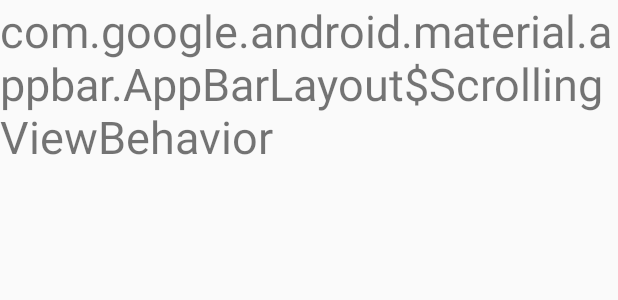
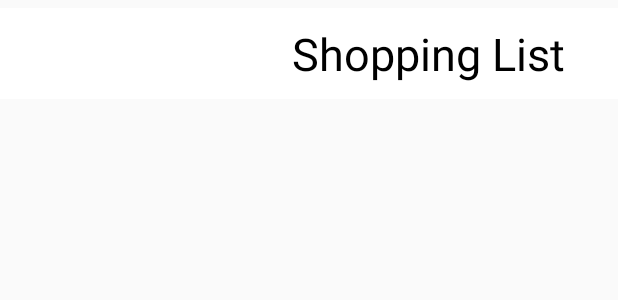
Before and after one commit to anwaysomani/Listiva, an Android app: the layout fragment_shopping_list.xml on its own in the app's theme, with its tools: preview values and no code run, on a phone screen of 412 x 824 dp. Shown: the top 300 px of the screen. Run offline under Robolectric (Android 15) with nearby library versions, the light colour scheme and no system bars.

Commit message:
Update-4

```diff
--- a/Listiva/app/src/main/res/layout/activity_main.xml
+++ b/Listiva/app/src/main/res/layout/activity_main.xml
@@ -15,7 +15,7 @@
         android:background="@color/absoluteWhite"
         android:minHeight="?attr/actionBarSize"
         android:theme="@style/ThemeOverlay.AppCompat.Light"
-        app:tabBackground="@color/absoluteBlack"
+        app:tabBackground="@color/darkBlue"
         app:tabIndicatorColor="@color/absoluteWhite"
         app:tabSelectedTextColor="@color/sweetYellow"
         app:tabTextColor="@color/absoluteWhite" />
--- a/Listiva/app/src/main/res/layout/fragment_shopping_list.xml
+++ b/Listiva/app/src/main/res/layout/fragment_shopping_list.xml
@@ -7,10 +7,18 @@
     tools:context=".ShoppingList">
 
     <TextView
+        android:id="@+id/title"
         android:layout_width="match_parent"
         android:layout_height="wrap_content"
         android:textSize="30sp"
-        android:text="@string/appbar_scrolling_view_behavior"
+        android:text="@string/featureName1"
+        android:padding="10dp"
+        android:background="@color/absoluteWhite"
+        android:textColor="@color/absoluteBlack"
+        android:fontFamily="Cursive"
+        android:layout_marginTop="5dp"
+        android:textAlignment="viewEnd"
+        android:paddingEnd="35dp"
         />
 
 </RelativeLayout>
--- a/Listiva/app/src/main/res/values/colors.xml
+++ b/Listiva/app/src/main/res/values/colors.xml
@@ -8,4 +8,6 @@
     <color name="absoluteBlack">#000</color>
     <color name="absoluteWhite">#FFF</color>
     <color name="sweetYellow">#EEEA06</color>
+    <color name="runningBlue">#AD1197F1</color>
+    <color name="darkBlue">#F2061EF3</color>
 </resources>
--- a/Listiva/app/src/main/res/values/strings.xml
+++ b/Listiva/app/src/main/res/values/strings.xml
@@ -1,6 +1,9 @@
 <resources>
     <string name="app_name">Listiva</string>
 
-    <!-- TODO: Remove or change this placeholder text -->
     <string name="hello_blank_fragment">Hello blank fragment</string>
+
+    <!-- Custom -->
+    <string name="featureName1">Shopping List</string>
+    <string name="featureName2">Add Multiple Items</string>
 </resources>
--- a/Listiva/app/src/main/res/values/styles.xml
+++ b/Listiva/app/src/main/res/values/styles.xml
@@ -3,8 +3,8 @@
     <!-- Base application theme. -->
     <style name="AppTheme" parent="Theme.AppCompat.Light.NoActionBar">
         <!-- Customize your theme here. -->
-        <item name="colorPrimary">@color/colorPrimary</item>
-        <item name="colorPrimaryDark">@color/colorPrimaryDark</item>
+        <item name="colorPrimary">@color/darkBlue</item>
+        <item name="colorPrimaryDark">@color/runningBlue</item>
         <item name="colorAccent">@color/colorAccent</item>
     </style>
 
```
Also changed, not shown: Listiva/app/src/main/res/layout/fragment_add_multiple_items.xml (+10 -3 lines).
